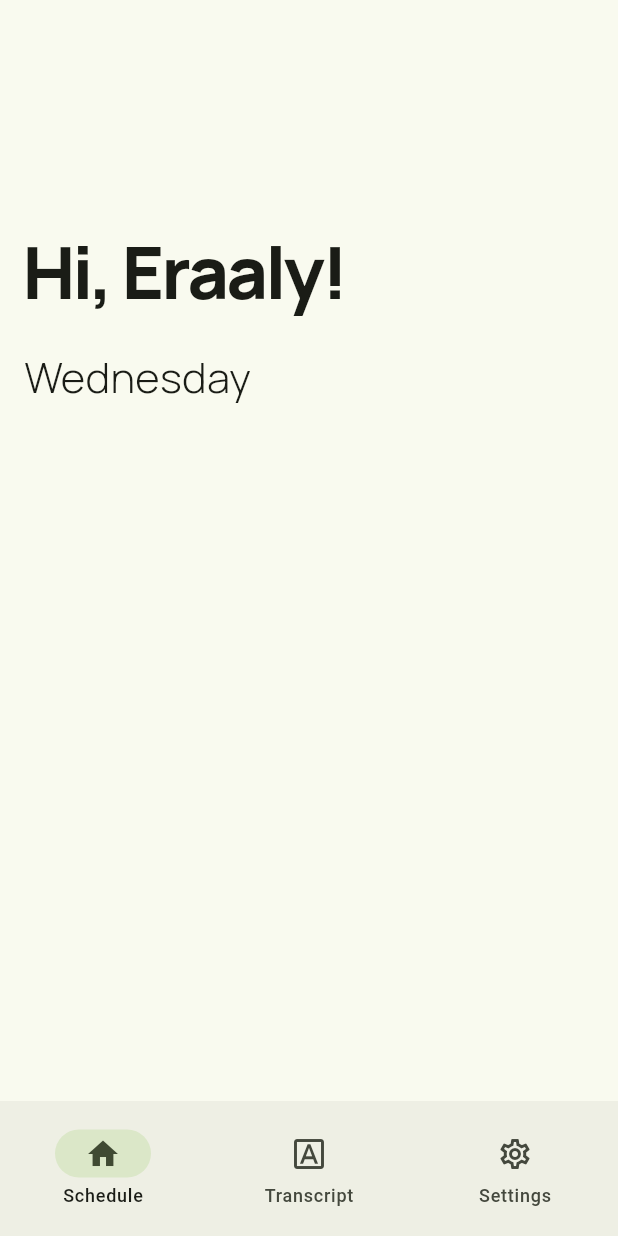
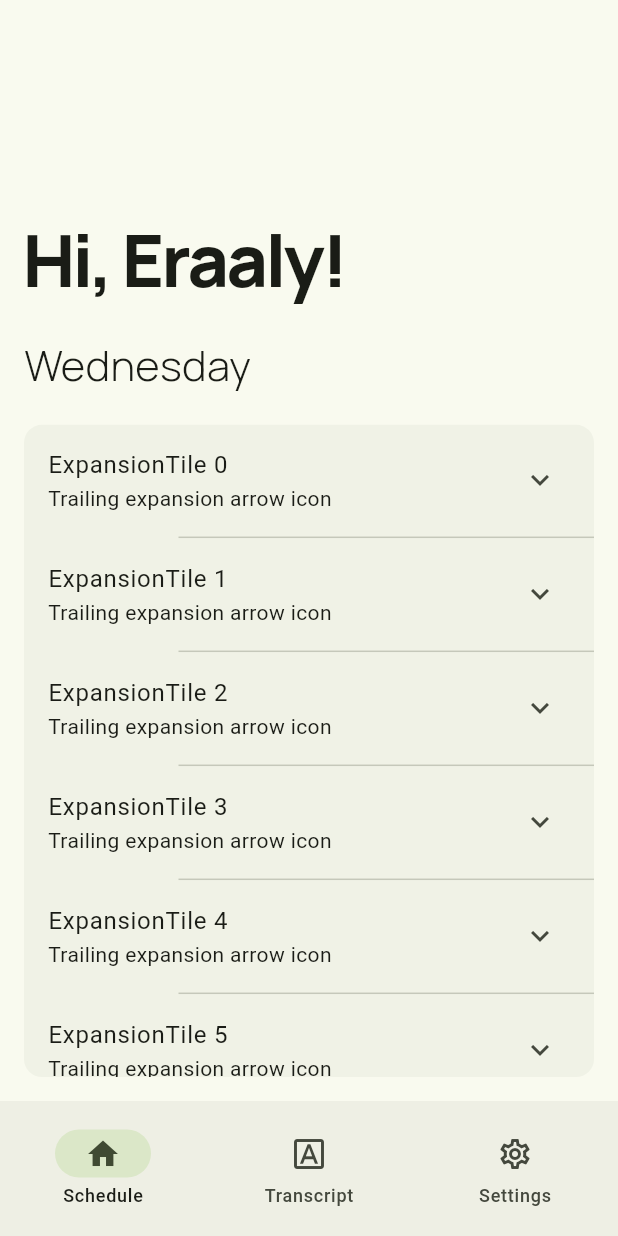
Before and after one commit to zarpach/ScheduleApp, a Flutter app: the screen it shows after launch, on a phone screen of 412 x 824 dp. Run offline on Flutter 3.47's test engine with Material 3 defaults, Android fonts, the phone set to English and light mode, and no system bars; our stand-ins replace gap, google_fonts.

Commit message:
Navigation bar color fixed

```diff
--- a/lib/main.dart
+++ b/lib/main.dart
@@ -16,6 +16,7 @@ class MyApp extends StatelessWidget {
     return MaterialApp(
       title: 'IUCA Schedule',
       debugShowCheckedModeBanner: false,
+      color: Colors.white,
       theme: ThemeData(
         useMaterial3: true,
         brightness: Brightness.light,
@@ -52,20 +53,7 @@ class MyHomePage extends StatefulWidget {
 }
 
 class _MyHomePageState extends State<MyHomePage> {
-  int _counter = 0;
   int currentPageIndex = 0;
-
-
-  void _incrementCounter() {
-    setState(() {
-      // This call to setState tells the Flutter framework that something has
-      // changed in this State, which causes it to rerun the build method below
-      // so that the display can reflect the updated values. If we changed
-      // _counter without calling setState(), then the build method would not be
-      // called again, and so nothing would appear to happen.
-      _counter++;
-    });
-  }
 
   @override
   Widget build(BuildContext context) {
@@ -78,18 +66,20 @@ class _MyHomePageState extends State<MyHomePage> {
     // than having to individually change instances of widgets.
     return AnnotatedRegion<SystemUiOverlayStyle>(
       value: SystemUiOverlayStyle(
+        // status bar
         statusBarColor: Colors.transparent,
         statusBarBrightness: Theme.of(context).brightness,
         statusBarIconBrightness:
-        appBrightness == Brightness.dark ?
-          Brightness.light
-              :
-          Brightness.dark,
+        appBrightness == Brightness.dark ? Brightness.light : Brightness.dark,
 
-        systemNavigationBarIconBrightness: Brightness.dark,
+        // system navigation bar
+        systemNavigationBarColor: Colors.transparent, // Setting a transparent navigation bar color
+        systemNavigationBarContrastEnforced: true,
+        systemNavigationBarIconBrightness: Brightness.light,
       ),
       child: Scaffold(
         bottomNavigationBar: NavigationBar(
+          labelBehavior: NavigationDestinationLabelBehavior.alwaysShow,
           height: 90,
           onDestinationSelected: (int index) {
             setState(() {
@@ -118,21 +108,6 @@ class _MyHomePageState extends State<MyHomePage> {
           ],
         ),
         body: <Widget>[
-          // Center is a layout widget. It takes a single child and positions it
-          // in the middle of the parent.
-            // Column is also a layout widget. It takes a list of children and
-            // arranges them vertically. By default, it sizes itself to fit its
-            // children horizontally, and tries to be as tall as its parent.
-            //
-            // Column has various properties to control how it sizes itself and
-            // how it positions its children. Here we use mainAxisAlignment to
-            // center the children vertically; the main axis here is the vertical
-            // axis because Columns are vertical (the cross axis would be
-            // horizontal).
-            //
-            // TRY THIS: Invoke "debug painting" (choose the "Toggle Debug Paint"
-            // action in the IDE, or press "p" in the console), to see the
-            // wireframe for each widget.
           const Home(),
           const TranscriptPage(),
           const SettingsPage(),
--- a/lib/modules/NavigationBarWidgets/home.dart
+++ b/lib/modules/NavigationBarWidgets/home.dart
@@ -1,4 +1,6 @@
+import 'package:flutter/gestures.dart';
 import 'package:flutter/material.dart';
+import 'package:flutter/rendering.dart';
 import 'package:google_fonts/google_fonts.dart';
 import 'package:gap/gap.dart';
 import 'package:intl/intl.dart';
@@ -13,13 +15,19 @@ class Home extends StatefulWidget {
 class _HomeNavState extends State<Home> {
   @override
   Widget build(BuildContext context) {
+    double width = MediaQuery.of(context).size.width;
+    double height = MediaQuery.of(context).size.height;
     return Scaffold(
       body: Padding(
           padding: const EdgeInsets.all(16.0),
-          child: SizedBox(
-            height: 255,
           child: Column(
-              crossAxisAlignment: CrossAxisAlignment.stretch,
+            crossAxisAlignment: CrossAxisAlignment.start,
+            children: [
+              SizedBox(
+                // SizedBox will take 1/3 (approximately) of the device area
+                height: height * 0.3,
+                child: Column(
+                  crossAxisAlignment: CrossAxisAlignment.start,
                   mainAxisAlignment: MainAxisAlignment.end,
                   children: [
                     // Greeting text, includes user's name
@@ -38,9 +46,44 @@ class _HomeNavState extends State<Home> {
                           fontWeight: FontWeight.w300,
                           fontSize: 28
                         ),
-                )
+                    ),
+
                   ],
                 ),
+              ),
+              const Gap(20),
+              Expanded(
+                child: Container(
+                  clipBehavior: Clip.antiAlias,
+                  decoration: BoxDecoration(
+                    color: Theme.of(context).colorScheme.onInverseSurface,
+                    borderRadius: BorderRadius.circular(12)
+                  ),
+                  child: ListView.separated(
+                    physics: const BouncingScrollPhysics(),
+                    dragStartBehavior: DragStartBehavior.down,
+                    itemCount: 6,
+                      itemBuilder: (itemBuilder, index) {
+                        return ExpansionTile(
+                          shape: const Border(),
+
+                          title: Text('ExpansionTile $index'),
+                          subtitle: const Text('Trailing expansion arrow icon'),
+                          children: <Widget>[
+                            ListTile(title: Text('This is tile number $index')),
+                          ],
+                        );
+                      }, separatorBuilder: (BuildContext context, int index) {
+                        return Divider(
+                          height: 2,
+                          indent: width / 4,
+                          endIndent: 0,
+                        );
+                    },
+                  )
+                ),
+              ),
+            ],
           ),
       )
     );
--- a/lib/modules/SettingsListTiles/SettingsListTileWidget.dart
+++ /dev/null
@@ -1,5 +0,0 @@
-import 'package:flutter/cupertino.dart';
-
-SliverList? SettingsListTile(Icon icon, String title, String subtitle) {
-  return null;
-}
```
Also changed, not shown: lib/modules/NavigationBarWidgets/SettingsPage.dart (+7 -42 lines), lib/modules/SettingsListTiles/ProfileListTileWidget.dart (added, +53 -0 lines). Lines whose indentation alone changed are shown as unchanged.
